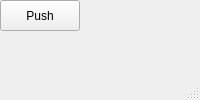
This is src/testapp/mainwindow.ui in meganz/MEGAchat as Qt 5 draws it before an edit. The edited form follows.
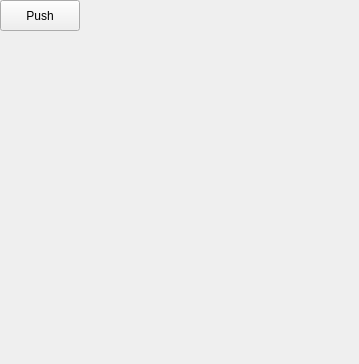
This is the edited form. Custom widgets are drawn as their Qt base class.

Commit message: Implemented webrtc-independent video renderer interface and an internal media player class. UPdated test app

The edit to the form file:
```diff
--- a/src/testapp/mainwindow.ui
+++ b/src/testapp/mainwindow.ui
@@ -2,6 +2,14 @@
 <ui version="4.0">
  <class>MainWindow</class>
  <widget class="QMainWindow" name="MainWindow">
+  <property name="geometry">
+   <rect>
+    <x>0</x>
+    <y>0</y>
+    <width>359</width>
+    <height>364</height>
+   </rect>
+  </property>
   <property name="windowTitle">
    <string>MainWindow</string>
   </property>
@@ -28,8 +36,8 @@
    <widget class="VideoRendererQt" name="localVidPlayer" native="true">
     <property name="geometry">
      <rect>
-      <x>100</x>
-      <y>100</y>
+      <x>10</x>
+      <y>40</y>
       <width>320</width>
       <height>240</height>
      </rect>
@@ -54,7 +62,6 @@
     </property>
    </widget>
   </widget>
-  <widget class="QStatusBar" name="statusBar"/>
  </widget>
  <layoutdefault spacing="6" margin="11"/>
  <customwidgets>
```
Left out of the diff: 2 changed lines with no effect on the pictures. The commit also changes 5 other files.
